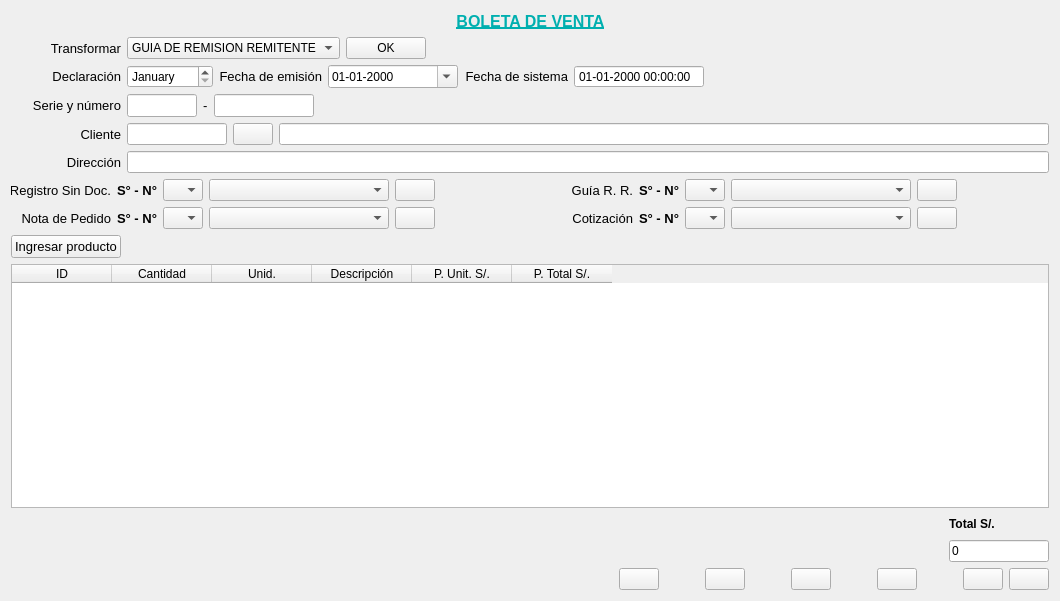
Qt form Venta/ventaboleta.ui (radtek/manager) before a commit.
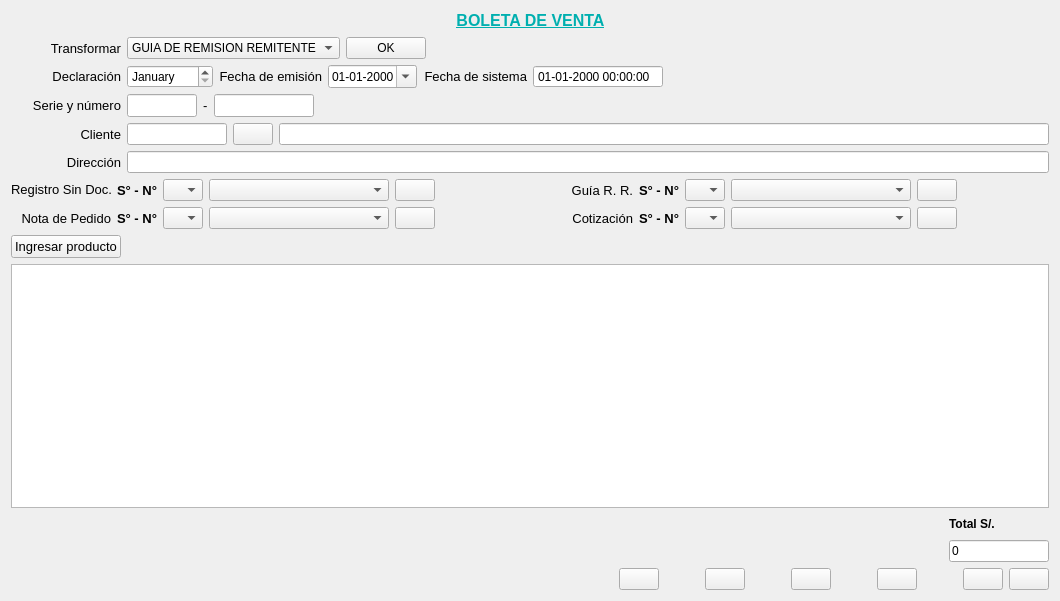
The same form after that commit. Icons and pictures are not drawn.

Commit message:
venta config hoja changes
ok

What changed in the file:
```diff
--- a/Venta/ventaboleta.ui
+++ b/Venta/ventaboleta.ui
@@ -49,7 +49,7 @@
         <string notr="true">color: rgb(0, 175, 175);</string>
        </property>
        <property name="text">
-        <string>BOLETA DE VENTA</string>
+        <string>&lt;html&gt;&lt;head/&gt;&lt;body&gt;&lt;p&gt;BOLETA DE VENTA&lt;/p&gt;&lt;/body&gt;&lt;/html&gt;</string>
        </property>
        <property name="alignment">
         <set>Qt::AlignCenter</set>
@@ -215,19 +215,7 @@
       </widget>
      </item>
      <item>
-      <widget class="QDateTimeEdit" name="dateTimeEdit_emision">
-       <property name="sizePolicy">
-        <sizepolicy hsizetype="Preferred" vsizetype="Fixed">
-         <horstretch>0</horstretch>
-         <verstretch>0</verstretch>
-        </sizepolicy>
-       </property>
-       <property name="minimumSize">
-        <size>
-         <width>130</width>
-         <height>0</height>
-        </size>
-       </property>
+      <widget class="QDateEdit" name="dateEdit_emision">
        <property name="displayFormat">
         <string>dd-MM-yyyy</string>
        </property>
@@ -504,7 +492,7 @@
         </font>
        </property>
        <property name="text">
-        <string>Registro Sin Doc.</string>
+        <string>&lt;html&gt;&lt;head/&gt;&lt;body&gt;&lt;p&gt;Registro Sin Doc.&lt;/p&gt;&lt;/body&gt;&lt;/html&gt;</string>
        </property>
        <property name="alignment">
         <set>Qt::AlignRight|Qt::AlignTrailing|Qt::AlignVCenter</set>
@@ -996,12 +984,27 @@
    </item>
    <item>
     <widget class="QTableWidget" name="tableWidget">
+     <property name="autoFillBackground">
+      <bool>false</bool>
+     </property>
+     <attribute name="horizontalHeaderVisible">
+      <bool>false</bool>
+     </attribute>
      <attribute name="horizontalHeaderDefaultSectionSize">
       <number>100</number>
      </attribute>
      <attribute name="horizontalHeaderMinimumSectionSize">
       <number>37</number>
      </attribute>
+     <attribute name="verticalHeaderVisible">
+      <bool>false</bool>
+     </attribute>
+     <attribute name="verticalHeaderDefaultSectionSize">
+      <number>30</number>
+     </attribute>
+     <attribute name="verticalHeaderMinimumSectionSize">
+      <number>23</number>
+     </attribute>
      <column>
       <property name="text">
        <string>ID</string>
```
Left out of the diff: 9 changed lines with no effect on the pictures. The commit also changes 38 other files.
